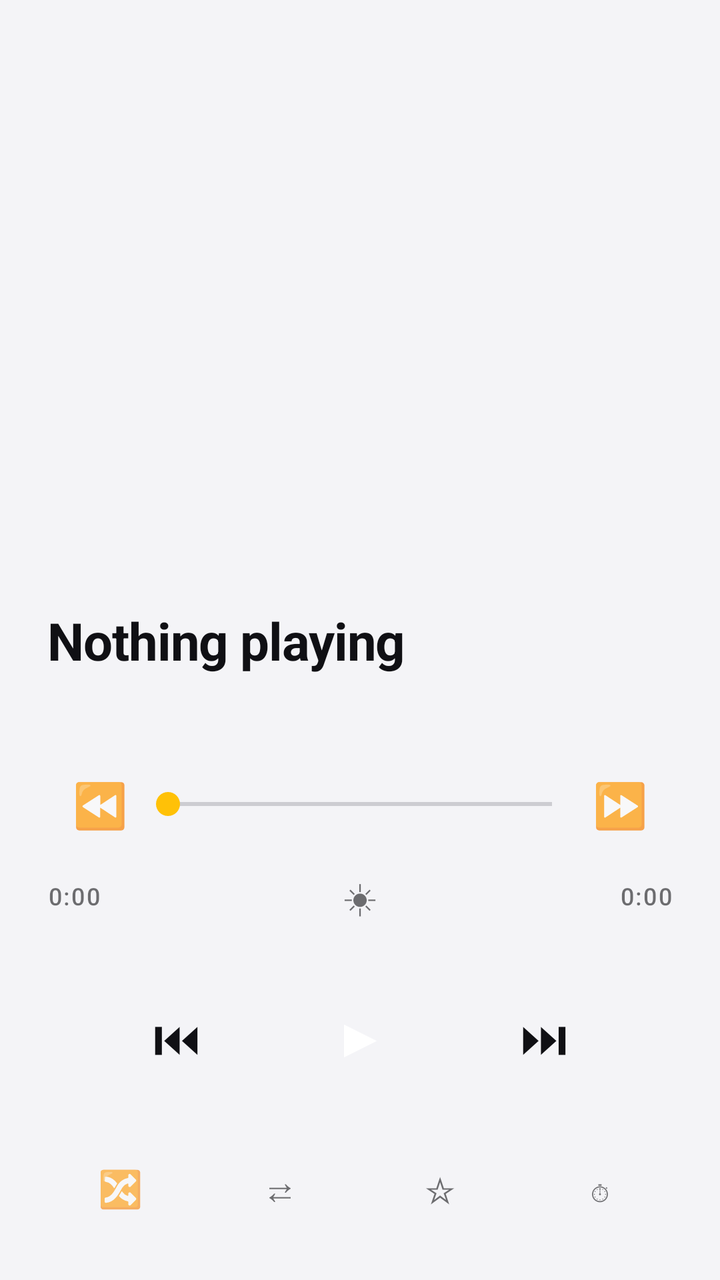
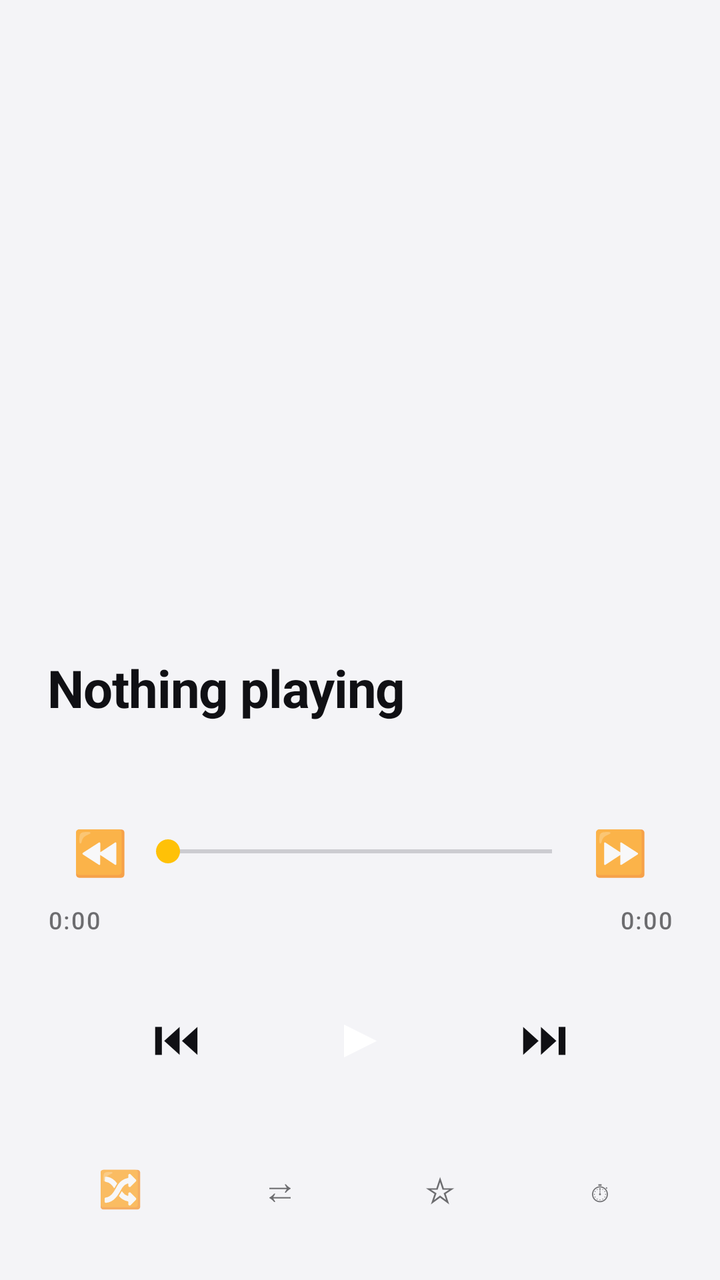

Before-and-after screenshots of an Android layout around one commit, followed by the original layout XML and the change that was made.
<!-- AndroidManifest.xml: application theme Theme.Chorus -->
<!-- res/layout/view_player.xml -->
<?xml version="1.0" encoding="utf-8"?>
<FrameLayout xmlns:android="http://schemas.android.com/apk/res/android"
    android:layout_width="match_parent"
    android:layout_height="match_parent"
    android:background="?attr/chorusPlayerBg">

    
    <ImageView
        android:id="@+id/player_backdrop"
        android:layout_width="match_parent"
        android:layout_height="match_parent"
        android:importantForAccessibility="no"
        android:scaleType="centerCrop" />

    
    <View
        android:id="@+id/player_scrim"
        android:layout_width="match_parent"
        android:layout_height="match_parent"
        android:importantForAccessibility="no" />

    <LinearLayout
        android:id="@+id/player_content"
        android:layout_width="match_parent"
        android:layout_height="match_parent"
        android:gravity="center_vertical"
        android:orientation="vertical"
        android:paddingStart="24dp"
        android:paddingTop="12dp"
        android:paddingEnd="24dp"
        android:paddingBottom="20dp">

        
        <FrameLayout
            android:id="@+id/player_art_card"
            android:layout_width="match_parent"
            android:layout_height="0dp"
            android:layout_weight="1">

            <ImageView
                android:id="@+id/player_art"
                android:layout_width="match_parent"
                android:layout_height="match_parent"
                android:contentDescription="Album art"
                android:scaleType="centerCrop" />
        </FrameLayout>

        
        <TextView
            android:id="@+id/player_title"
            android:layout_width="match_parent"
            android:layout_height="wrap_content"
            android:layout_marginTop="24dp"
            android:ellipsize="marquee"
            android:focusable="true"
            android:fontFamily="sans-serif"
            android:letterSpacing="-0.015"
            android:marqueeRepeatLimit="marquee_forever"
            android:maxLines="1"
            android:singleLine="true"
            android:text="Nothing playing"
            android:textColor="?attr/chorusPlayerText"
            android:textSize="26sp"
            android:textStyle="bold" />

        <TextView
            android:id="@+id/player_artist"
            android:layout_width="match_parent"
            android:layout_height="wrap_content"
            android:layout_marginTop="6dp"
            android:ellipsize="end"
            android:fontFamily="sans-serif"
            android:maxLines="1"
            android:singleLine="true"
            android:textColor="?attr/chorusPlayerTextSecondary"
            android:textSize="15sp" />

        
        <FrameLayout
            android:id="@+id/player_seek_host"
            android:layout_width="match_parent"
            android:layout_height="wrap_content"
            android:layout_marginTop="12dp">

            <LinearLayout
                android:layout_width="match_parent"
                android:layout_height="wrap_content"
                android:gravity="center_vertical"
                android:orientation="horizontal">

                <TextView
                    android:id="@+id/player_rewind"
                    android:layout_width="52dp"
                    android:layout_height="52dp"
                    android:background="?android:attr/selectableItemBackgroundBorderless"
                    android:clickable="true"
                    android:contentDescription="Rewind 10 seconds"
                    android:focusable="true"
                    android:gravity="center"
                    android:text="⏪"
                    android:textColor="?attr/chorusPlayerTextSecondary"
                    android:textSize="22sp" />

                <SeekBar
                    android:id="@+id/player_seek"
                    android:layout_width="0dp"
                    android:layout_height="40dp"
                    android:layout_weight="1"
                    android:max="0"
                    android:paddingStart="8dp"
                    android:paddingEnd="8dp"
                    android:progress="0"
                    android:splitTrack="false" />

                <TextView
                    android:id="@+id/player_forward"
                    android:layout_width="52dp"
                    android:layout_height="52dp"
                    android:background="?android:attr/selectableItemBackgroundBorderless"
                    android:clickable="true"
                    android:contentDescription="Forward 10 seconds"
                    android:focusable="true"
                    android:gravity="center"
                    android:text="⏩"
                    android:textColor="?attr/chorusPlayerTextSecondary"
                    android:textSize="22sp" />
            </LinearLayout>

            
            <TextView
                android:id="@+id/player_seek_preview"
                android:layout_width="wrap_content"
                android:layout_height="28dp"
                android:layout_gravity="top|start"
                android:alpha="0"
                android:fontFamily="sans-serif-medium"
                android:gravity="center"
                android:importantForAccessibility="no"
                android:minWidth="56dp"
                android:paddingStart="10dp"
                android:paddingEnd="10dp"
                android:text="0:00"
                android:textSize="13sp" />
        </FrameLayout>

        
        <LinearLayout
            android:layout_width="match_parent"
            android:layout_height="wrap_content"
            android:gravity="center_vertical"
            android:orientation="horizontal">

            <TextView
                android:id="@+id/player_elapsed"
                android:layout_width="0dp"
                android:layout_height="wrap_content"
                android:layout_weight="1"
                android:fontFamily="sans-serif-medium"
                android:gravity="start"
                android:letterSpacing="0.06"
                android:text="0:00"
                android:textColor="?attr/chorusPlayerTextMuted"
                android:textSize="12sp" />

            <TextView
                android:id="@+id/player_cycle"
                android:layout_width="40dp"
                android:layout_height="40dp"
                android:layout_marginStart="8dp"
                android:layout_marginEnd="8dp"
                android:clickable="true"
                android:contentDescription="Cycle mode off, tap to turn on"
                android:focusable="true"
                android:gravity="center"
                android:text="&#9728;&#65038;"
                android:textColor="?attr/chorusPlayerTextMuted"
                android:textSize="19sp" />

            <TextView
                android:id="@+id/player_total"
                android:layout_width="0dp"
                android:layout_height="wrap_content"
                android:layout_weight="1"
                android:fontFamily="sans-serif-medium"
                android:gravity="end"
                android:letterSpacing="0.06"
                android:text="0:00"
                android:textColor="?attr/chorusPlayerTextMuted"
                android:textSize="12sp" />
        </LinearLayout>

        
        <LinearLayout
            android:id="@+id/player_transport"
            android:layout_width="match_parent"
            android:layout_height="wrap_content"
            android:layout_marginTop="12dp"
            android:gravity="center"
            android:orientation="horizontal">

            <TextView
                android:id="@+id/player_prev"
                android:layout_width="68dp"
                android:layout_height="68dp"
                android:background="?android:attr/selectableItemBackgroundBorderless"
                android:clickable="true"
                android:contentDescription="Previous track"
                android:focusable="true"
                android:gravity="center"
                android:text="⏮"
                android:textColor="?attr/chorusPlayerText"
                android:textSize="24sp" />

            <TextView
                android:id="@+id/player_play_pause"
                android:layout_width="76dp"
                android:layout_height="76dp"
                android:layout_marginStart="20dp"
                android:layout_marginEnd="20dp"
                android:clickable="true"
                android:contentDescription="Play or pause"
                android:focusable="true"
                android:gravity="center"
                android:text="▶"
                android:textColor="?attr/chorusPlayerOnSurface"
                android:textSize="28sp" />

            <TextView
                android:id="@+id/player_next"
                android:layout_width="68dp"
                android:layout_height="68dp"
                android:background="?android:attr/selectableItemBackgroundBorderless"
                android:clickable="true"
                android:contentDescription="Next track"
                android:focusable="true"
                android:gravity="center"
                android:text="⏭"
                android:textColor="?attr/chorusPlayerText"
                android:textSize="24sp" />
        </LinearLayout>

        
        <LinearLayout
            android:id="@+id/player_modes"
            android:layout_width="match_parent"
            android:layout_height="wrap_content"
            android:layout_marginTop="12dp"
            android:orientation="horizontal">

            <TextView
                android:id="@+id/player_shuffle"
                android:layout_width="0dp"
                android:layout_height="52dp"
                android:layout_weight="1"
                android:clickable="true"
                android:contentDescription="Shuffle off, tap to turn on"
                android:focusable="true"
                android:gravity="center"
                android:maxLines="1"
                android:singleLine="true"
                android:text="🔀"
                android:textColor="?attr/chorusPlayerTextMuted"
                android:textSize="18sp" />

            <TextView
                android:id="@+id/player_repeat"
                android:layout_width="0dp"
                android:layout_height="52dp"
                android:layout_marginStart="8dp"
                android:layout_weight="1"
                android:clickable="true"
                android:contentDescription="Repeat off, tap to repeat all"
                android:focusable="true"
                android:gravity="center"
                android:maxLines="1"
                android:singleLine="true"
                android:text="⇄"
                android:textColor="?attr/chorusPlayerTextMuted"
                android:textSize="18sp" />

            <TextView
                android:id="@+id/player_star"
                android:layout_width="0dp"
                android:layout_height="52dp"
                android:layout_marginStart="8dp"
                android:layout_weight="1"
                android:clickable="true"
                android:contentDescription="Not a favourite"
                android:focusable="true"
                android:gravity="center"
                android:maxLines="1"
                android:singleLine="true"
                android:text="☆"
                android:textColor="?attr/chorusPlayerTextMuted"
                android:textSize="18sp" />

            
            <TextView
                android:id="@+id/player_sleep"
                android:layout_width="0dp"
                android:layout_height="52dp"
                android:layout_marginStart="8dp"
                android:layout_weight="1"
                android:clickable="true"
                android:contentDescription="Sleep timer off, tap to set"
                android:ellipsize="end"
                android:focusable="true"
                android:gravity="center"
                android:maxLines="1"
                android:singleLine="true"
                android:text="⏱"
                android:textColor="?attr/chorusPlayerTextMuted"
                android:textSize="13sp" />
        </LinearLayout>
    </LinearLayout>
</FrameLayout>
<!-- resources referenced by this layout -->
<resources>
  <style name="Theme.Chorus" parent="Theme.Chorus.Base" />
  <color name="chorus_light_bg">#FFF4F4F7</color>
  <color name="chorus_light_status_bar">@color/chorus_light_bg</color>
  <color name="chorus_light_nav_bar">@color/chorus_light_bg</color>
  <color name="chorus_light_text_primary">#FF101014</color>
  <color name="chorus_light_text_secondary">#FF5B5B66</color>
  <color name="chorus_light_surface">#FFFFFFFF</color>
  <color name="chorus_light_surface_elevated">#FFFFFFFF</color>
  <color name="chorus_light_text_muted">#FF8A8A96</color>
  <color name="chorus_light_divider">#1F000000</color>
  <color name="chorus_light_accent">#FFFFC107</color>
  <color name="chorus_light_accent_text">#FF8A6D00</color>
  <color name="chorus_light_player_bg">#FFF4F4F7</color>
  <color name="chorus_light_player_text">#FF101014</color>
  <color name="chorus_light_player_text_secondary">#B3101014</color>
  <color name="chorus_light_player_text_muted">#99101014</color>
  <color name="chorus_light_player_text_shadow">#00000000</color>
  <color name="chorus_light_player_art_card">#FF14141A</color>
  <color name="chorus_light_player_scrim_mid">#CCFFFFFF</color>
  <color name="chorus_light_player_scrim_low">#F2FFFFFF</color>
  <color name="chorus_light_player_scrim_end">#FAFFFFFF</color>
  <color name="chorus_light_player_surface">#FF101014</color>
  <color name="chorus_light_player_on_surface">#FFFFFFFF</color>
  <color name="chorus_light_player_pill">#1F000000</color>
  <color name="chorus_light_player_pill_border">#33000000</color>
  <color name="chorus_light_player_pill_on">#66FFC107</color>
  <color name="chorus_light_player_on_pill_text">#FF101014</color>
  <color name="chorus_light_player_pill_strong">#FF101014</color>
  <color name="chorus_light_player_on_strong_pill_text">#FFFFFFFF</color>
  <color name="chorus_light_player_ripple">#33000000</color>
  <color name="chorus_light_player_seek_track">#33000000</color>
  <color name="chorus_light_player_seek_thumb">#FF101014</color>
  <color name="chorus_light_player_seek_halo">#40000000</color>
  <!-- unchanged entries left out for length: 1 -->
</resources>

<!-- the commit's change to res/layout/view_player.xml (unified diff, before → after) -->
@@ -163,20 +163,6 @@
                 android:textSize="12sp" />
 
             <TextView
-                android:id="@+id/player_cycle"
-                android:layout_width="40dp"
-                android:layout_height="40dp"
-                android:layout_marginStart="8dp"
-                android:layout_marginEnd="8dp"
-                android:clickable="true"
-                android:contentDescription="Cycle mode off, tap to turn on"
-                android:focusable="true"
-                android:gravity="center"
-                android:text="&#9728;&#65038;"
-                android:textColor="?attr/chorusPlayerTextMuted"
-                android:textSize="19sp" />
-
-            <TextView
                 android:id="@+id/player_total"
                 android:layout_width="0dp"
                 android:layout_height="wrap_content"
